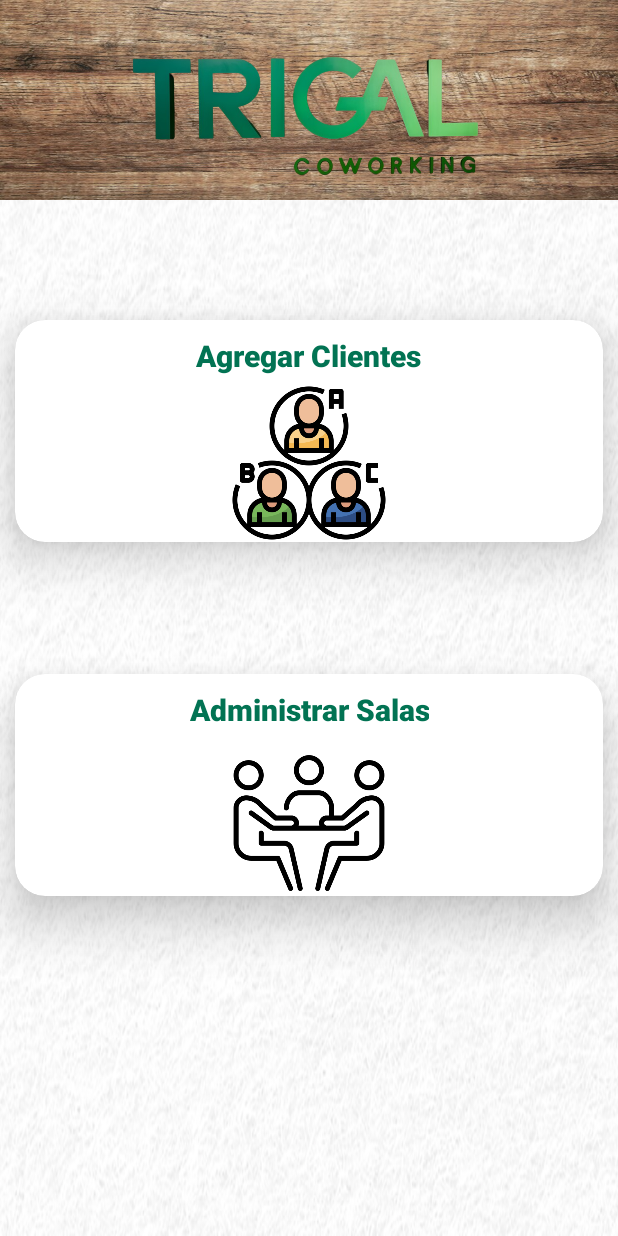
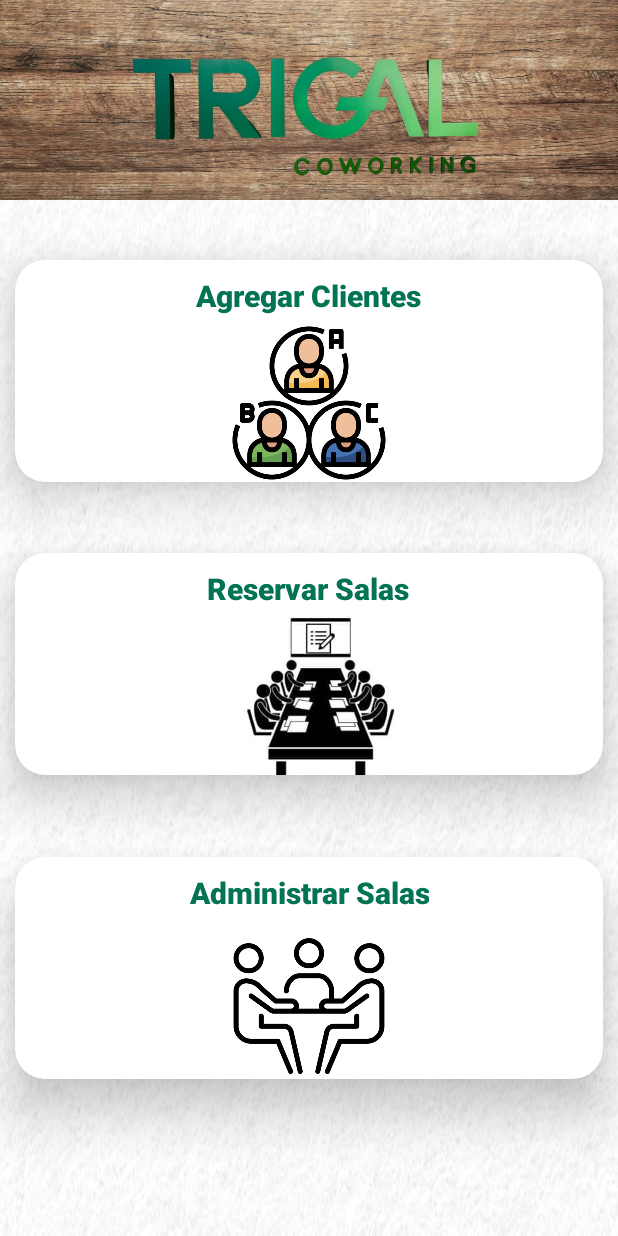
Before and after one commit to USMPDNBJ/TRIGAL, an Android app: the ActOpcionAdmin screen opened directly, with no data from a screen before it, on a phone screen of 412 x 824 dp. Run offline under Robolectric (Android 15) with nearby library versions, the phone set to English and light mode, and no system bars.

Commit message:
card del medio vista de administrador

```diff
--- a/app/src/main/java/com/proyect/trigal/ActOpcionAdmin.java
+++ b/app/src/main/java/com/proyect/trigal/ActOpcionAdmin.java
@@ -20,6 +20,7 @@ public class ActOpcionAdmin extends AppCompatActivity {
 
         CardView cardView1 = findViewById(R.id.clientesCard);
         CardView cardView2 = findViewById(R.id.reservasCard);
+        CardView cardView3 = findViewById(R.id.reservasCard2);
 
         cardView1.setOnClickListener(new View.OnClickListener() {
             @Override
@@ -29,6 +30,15 @@ public class ActOpcionAdmin extends AppCompatActivity {
             }
         });
 
+        cardView3.setOnClickListener(new View.OnClickListener() {
+            @Override
+            public void onClick(View v) {
+                Intent intent = new Intent(ActOpcionAdmin.this, ActReservarSala.class);
+                startActivity(intent);
+            }
+        });
+
+
         cardView2.setOnClickListener(new View.OnClickListener() {
             @Override
             public void onClick(View v) {
@@ -36,5 +46,7 @@ public class ActOpcionAdmin extends AppCompatActivity {
                 startActivity(intent);
             }
         });
+
+
     }
 }
--- a/app/src/main/res/layout/fragment_dashboard.xml
+++ b/app/src/main/res/layout/fragment_dashboard.xml
@@ -6,7 +6,6 @@
     android:background="@drawable/background"
     android:layout_width="match_parent"
     android:layout_height="match_parent"
-    tools:layout="@layout/fragment_dashboard"
     tools:context=".ui.dashboard.DashboardFragment">
     <fragment
         android:id="@+id/map"
--- a/app/src/main/res/layout/lyt_vista_admin_trigal.xml
+++ b/app/src/main/res/layout/lyt_vista_admin_trigal.xml
@@ -32,7 +32,7 @@
         android:layout_width="0dp"
         android:layout_height="148dp"
         android:layout_marginStart="10dp"
-        android:layout_marginTop="80dp"
+        android:layout_marginTop="40dp"
         android:layout_marginEnd="10dp"
         app:cardCornerRadius="20dp"
         app:cardElevation="20dp"
@@ -52,8 +52,8 @@
                 android:layout_height="wrap_content"
                 android:layout_centerHorizontal="true"
                 android:layout_marginTop="10dp"
+                android:fontFamily="sans-serif-black"
                 android:text="Agregar Clientes"
-                android:fontFamily="sans-serif-black"
                 android:textAlignment="center"
                 android:textColor="#027353"
                 android:textSize="20sp" />
@@ -69,12 +69,60 @@
         </RelativeLayout>
     </androidx.cardview.widget.CardView>
 
+    <!--carta del medio-->
+    <androidx.cardview.widget.CardView
+        android:id="@+id/reservasCard2"
+        android:layout_width="0dp"
+        android:layout_height="148dp"
+        android:layout_marginStart="10dp"
+        android:layout_marginTop="235dp"
+        android:layout_marginEnd="10dp"
+        app:cardCornerRadius="20dp"
+        app:cardElevation="20dp"
+        app:layout_constraintEnd_toEndOf="parent"
+        app:layout_constraintHorizontal_bias="0.0"
+        app:layout_constraintStart_toStartOf="parent"
+        app:layout_constraintTop_toBottomOf="@+id/row20">
+
+        <!-- Contenido de la tarjeta -->
+        <RelativeLayout
+            android:layout_width="match_parent"
+            android:layout_height="match_parent">
+
+            <TextView
+                android:id="@+id/reservasTextopcion"
+                android:layout_width="wrap_content"
+                android:layout_height="wrap_content"
+                android:layout_centerHorizontal="true"
+                android:layout_marginTop="10dp"
+                android:fontFamily="sans-serif-black"
+                android:text="Reservar Salas"
+                android:textAlignment="center"
+                android:textColor="#027353"
+                android:textSize="20sp" />
+
+            <ImageView
+                android:id="@+id/reservaImagen"
+                android:layout_width="match_parent"
+                android:layout_height="110dp"
+
+                android:layout_marginTop="40dp"
+                android:src="@drawable/imagen_reservar_salas" />
+        </RelativeLayout>
+    </androidx.cardview.widget.CardView>
+
+
+    <!--carta del medio-->
+
+
+
+
     <androidx.cardview.widget.CardView
         android:id="@+id/reservasCard"
         android:layout_width="0dp"
         android:layout_height="148dp"
         android:layout_marginStart="10dp"
-        android:layout_marginTop="88dp"
+        android:layout_marginTop="250dp"
         android:layout_marginEnd="10dp"
         app:cardCornerRadius="20dp"
         app:cardElevation="20dp"
```
Also changed, not shown: app/src/main/res/drawable/imagen_reservar_salas.jpg (added).
